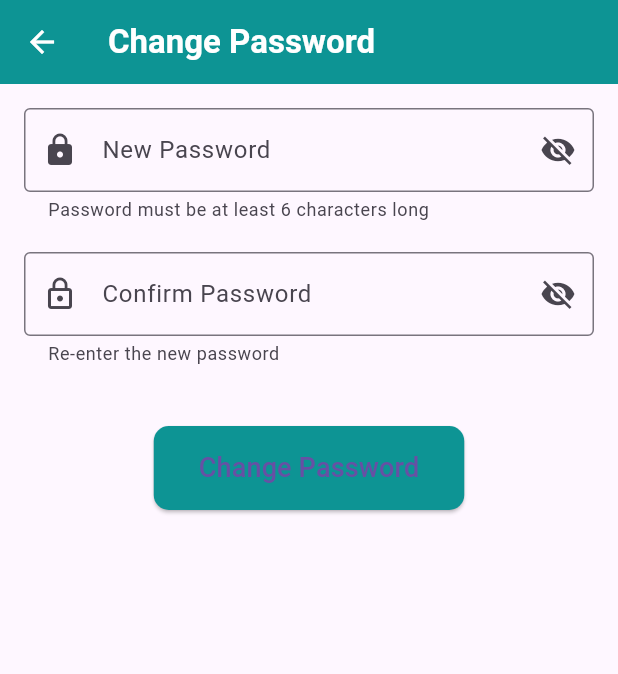
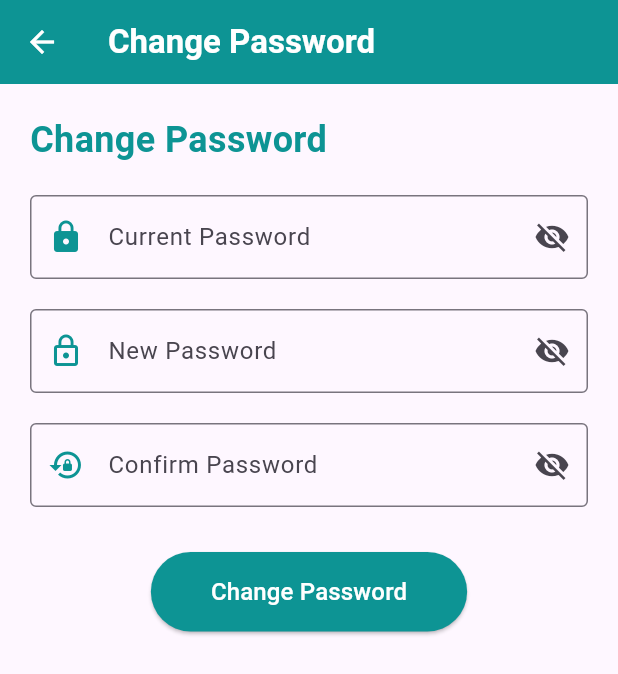
Before and after one commit to MobileSamadhi/demo_hrm, a Flutter app: the ChangePasswordPage screen opened directly, on a phone screen of 412 x 824 dp. Shown: the top 674 px of the screen. Run offline on Flutter 3.47's test engine with Material 3 defaults, Android fonts, the phone set to English and light mode, and no system bars; our stand-ins replace csv, shared_preferences; accounts and stored records are empty.

Commit message:
added change password

```diff
--- a/lib/constants.dart
+++ b/lib/constants.dart
@@ -47,6 +47,7 @@ const String updateAttendanceStatusEndpoint = "/update_attendance_status.php";
 const String leaveSummaryEndpoint = "/leave_summary.php";
 const String attendanceSummaryEndpoint = "/attendance_summary.php";
 const String authEndpoint = "/Auth.php";
+const String changePasswordEndpoint = "/change_password.php";
 
 
 
--- a/lib/profile/change_password.dart
+++ b/lib/profile/change_password.dart
@@ -1,5 +1,10 @@
+import 'dart:io';
 import 'package:flutter/material.dart';
+import 'package:shared_preferences/shared_preferences.dart';
+import 'package:http/http.dart' as http;
+import 'dart:convert';
 
+import '../constants.dart';
 import '../views/dashboard.dart';
 
 class ChangePasswordPage extends StatefulWidget {
@@ -9,11 +14,128 @@ class ChangePasswordPage extends StatefulWidget {
 
 class _ChangePasswordPageState extends State<ChangePasswordPage> {
   final _formKey = GlobalKey<FormState>();
-  final TextEditingController _passwordController = TextEditingController();
-  final TextEditingController _confirmPasswordController = TextEditingController();
 
-  bool _isPasswordVisible = false;  // For password visibility toggle
-  bool _isConfirmPasswordVisible = false;  // For confirm password visibility toggle
+  // Form fields
+  final TextEditingController _currentPasswordController =
+  TextEditingController();
+  final TextEditingController _newPasswordController = TextEditingController();
+  final TextEditingController _confirmPasswordController =
+  TextEditingController();
+
+  bool _isLoading = false;
+  String _errorMessage = '';
+  bool _obscureCurrentPassword = true;
+  bool _obscureNewPassword = true;
+  bool _obscureConfirmPassword = true;
+
+  // Fetch database details dynamically
+  Future<Map<String, String>?> fetchDatabaseDetails(String companyCode) async {
+    final url = getApiUrl(authEndpoint);
+    try {
+      final response = await http.post(
+        Uri.parse(url),
+        headers: {'Content-Type': 'application/json'},
+        body: jsonEncode({'company_code': companyCode}),
+      );
+
+      print('Response Code: ${response.statusCode}');
+      print('Response Body: ${response.body}');
+
+      if (response.statusCode == 200) {
+        final List<dynamic> data = jsonDecode(response.body);
+        if (data.isNotEmpty && data[0]['status'] == 1) {
+          final dbDetails = data[0];
+          return {
+            'database_host': dbDetails['database_host'],
+            'database_name': dbDetails['database_name'],
+            'database_username': dbDetails['database_username'],
+            'database_password': dbDetails['database_password'],
+          };
+        } else {
+          return null;
+        }
+      }
+      return null;
+    } catch (e) {
+      return null;
+    }
+  }
+
+  Future<void> _changePassword() async {
+    if (_formKey.currentState!.validate()) {
+      setState(() {
+        _isLoading = true;
+        _errorMessage = '';
+      });
+
+      try {
+        final SharedPreferences prefs = await SharedPreferences.getInstance();
+        final String? companyCode = prefs.getString('company_code');
+        final String? epfNumber = prefs.getString('epf_number');
+
+        if (companyCode == null || companyCode.isEmpty) {
+          throw Exception('Company code is missing. Please log in again.');
+        }
+        if (epfNumber == null || epfNumber.isEmpty) {
+          throw Exception('EPF number is missing. Please log in again.');
+        }
+
+        final dbDetails = await fetchDatabaseDetails(companyCode);
+        if (dbDetails == null) {
+          throw Exception('Failed to fetch database details. Please log in again.');
+        }
+
+        final Map<String, dynamic> payload = {
+          'database_host': dbDetails['database_host'],
+          'database_name': dbDetails['database_name'],
+          'database_username': dbDetails['database_username'],
+          'database_password': dbDetails['database_password'],
+          'company_code': companyCode,
+          'epf_number': epfNumber,
+          'current_password': _currentPasswordController.text,
+          'new_password': _newPasswordController.text,
+          'confirm_password': _confirmPasswordController.text,
+        };
+
+        final String apiUrl = getApiUrl(changePasswordEndpoint);
+        final response = await http.post(
+          Uri.parse(apiUrl),
+          headers: {'Content-Type': 'application/json'},
+          body: jsonEncode(payload),
+        );
+
+        if (response.statusCode == 200) {
+          final responseData = jsonDecode(response.body);
+          if (responseData['message'] != null) {
+            ScaffoldMessenger.of(context).showSnackBar(
+              SnackBar(
+                content: Text(responseData['message']),
+                backgroundColor: Colors.green,
+              ),
+            );
+            Navigator.pushReplacement(
+              context,
+              MaterialPageRoute(builder: (context) => DashboardPage(emId: '')),
+            );
+          }
+        } else {
+          final responseData = jsonDecode(response.body);
+          final error = responseData['error'] ?? 'Unknown error occurred.';
+          setState(() {
+            _errorMessage = error;
+          });
+        }
+      } catch (e) {
+        setState(() {
+          _errorMessage = 'An error occurred: $e';
+        });
+      } finally {
+        setState(() {
+          _isLoading = false;
+        });
+      }
+    }
+  }
 
   @override
   Widget build(BuildContext context) {
@@ -23,120 +145,98 @@ class _ChangePasswordPageState extends State<ChangePasswordPage> {
           'Change Password',
           style: TextStyle(
             color: Colors.white,
-            fontSize: 22,
+            fontSize: Platform.isIOS ? 20 : 22,
             fontWeight: FontWeight.bold,
           ),
         ),
-        backgroundColor:  Color(0xFF0D9494),
+        backgroundColor: Color(0xFF0D9494),
         leading: IconButton(
-          icon: Icon(Icons.arrow_back, color: Colors.white),
+          icon: Icon(
+            Platform.isIOS ? Icons.arrow_back_ios : Icons.arrow_back,
+            color: Colors.white,
+          ),
           onPressed: () {
             Navigator.pushReplacement(
               context,
-              MaterialPageRoute(builder: (context) => DashboardPage(emId: '',)),
+              MaterialPageRoute(builder: (context) => DashboardPage(emId: '')),
             );
           },
         ),
       ),
-      body: Padding(
-        padding: const EdgeInsets.all(16.0),
+      body: SingleChildScrollView(
+        padding: EdgeInsets.all(20.0),
         child: Form(
           key: _formKey,
           child: Column(
             crossAxisAlignment: CrossAxisAlignment.start,
             children: [
-              // Password Field
-              TextFormField(
-                controller: _passwordController,
-                obscureText: !_isPasswordVisible,  // Toggle password visibility
-                decoration: InputDecoration(
-                  labelText: 'New Password',
-                  border: OutlineInputBorder(),
-                  prefixIcon: Icon(Icons.lock),
-                  suffixIcon: IconButton(
-                    icon: Icon(
-                      _isPasswordVisible ? Icons.visibility : Icons.visibility_off,
+              Text(
+                'Change Password',
+                style: TextStyle(
+                  fontSize: 24,
+                  fontWeight: FontWeight.bold,
+                  color: Color(0xFF0D9494),
                 ),
-                    onPressed: () {
+              ),
+              SizedBox(height: 20),
+              if (_errorMessage.isNotEmpty)
+                Padding(
+                  padding: const EdgeInsets.only(bottom: 10),
+                  child: Text(
+                    _errorMessage,
+                    style: TextStyle(color: Colors.red, fontSize: 16),
+                  ),
+                ),
+              _buildPasswordField(
+                controller: _currentPasswordController,
+                label: 'Current Password',
+                icon: Icons.lock,
+                isObscured: _obscureCurrentPassword,
+                toggleVisibility: () {
                   setState(() {
-                        _isPasswordVisible = !_isPasswordVisible;
+                    _obscureCurrentPassword = !_obscureCurrentPassword;
                   });
                 },
               ),
-                  helperText: 'Password must be at least 6 characters long',
-                ),
-                validator: (value) {
-                  if (value == null || value.isEmpty) {
-                    return 'Please enter a new password';
-                  }
-                  if (value.length < 6) {
-                    return 'Password must be at least 6 characters long';
-                  }
-                  return null;
+              SizedBox(height: 20),
+              _buildPasswordField(
+                controller: _newPasswordController,
+                label: 'New Password',
+                icon: Icons.lock_outline,
+                isObscured: _obscureNewPassword,
+                toggleVisibility: () {
+                  setState(() {
+                    _obscureNewPassword = !_obscureNewPassword;
+                  });
                 },
               ),
               SizedBox(height: 20),
-
-              // Confirm Password Field
-              TextFormField(
+              _buildPasswordField(
                 controller: _confirmPasswordController,
-                obscureText: !_isConfirmPasswordVisible,  // Toggle confirm password visibility
-                decoration: InputDecoration(
-                  labelText: 'Confirm Password',
-                  border: OutlineInputBorder(),
-                  prefixIcon: Icon(Icons.lock_outline),
-                  suffixIcon: IconButton(
-                    icon: Icon(
-                      _isConfirmPasswordVisible ? Icons.visibility : Icons.visibility_off,
-                    ),
-                    onPressed: () {
+                label: 'Confirm Password',
+                icon: Icons.lock_reset,
+                isObscured: _obscureConfirmPassword,
+                toggleVisibility: () {
                   setState(() {
-                        _isConfirmPasswordVisible = !_isConfirmPasswordVisible;
+                    _obscureConfirmPassword = !_obscureConfirmPassword;
                   });
                 },
               ),
-                  helperText: 'Re-enter the new password',
-                ),
-                validator: (value) {
-                  if (value == null || value.isEmpty) {
-                    return 'Please confirm your password';
-                  }
-                  if (value != _passwordController.text) {
-                    return 'Passwords do not match';
-                  }
-                  return null;
-                },
-              ),
-              SizedBox(height: 40),
-
-              // Submit Button
+              SizedBox(height: 30),
               Center(
-                child: ElevatedButton(
-                  onPressed: () {
-                    if (_formKey.currentState!.validate()) {
-                      // Process the password change
-                      ScaffoldMessenger.of(context).showSnackBar(
-                        SnackBar(
-                          content: Text('Password changed successfully!'),
-                          backgroundColor: Colors.green,
-                          duration: Duration(seconds: 2),
-                        ),
-                      );
-                      // Clear the fields after successful submission
-                      _passwordController.clear();
-                      _confirmPasswordController.clear();
-                    }
-                  },
+                child: _isLoading
+                    ? CircularProgressIndicator(color: Color(0xFF0D9494))
+                    : ElevatedButton(
+                  onPressed: _changePassword,
                   style: ElevatedButton.styleFrom(
-                    backgroundColor:  Color(0xFF0D9494),
-                    padding: EdgeInsets.symmetric(horizontal: 30.0, vertical: 15.0),
-                    shape: RoundedRectangleBorder(
-                      borderRadius: BorderRadius.circular(10.0),
-                    ),
+                    backgroundColor: Color(0xFF0D9494),
+                    foregroundColor: Colors.white,
+                    padding:
+                    EdgeInsets.symmetric(horizontal: 40, vertical: 15),
                   ),
                   child: Text(
                     'Change Password',
-                    style: TextStyle(fontSize: 18),
+                    style: TextStyle(fontSize: 16),
                   ),
                 ),
               ),
@@ -146,4 +246,26 @@ class _ChangePasswordPageState extends State<ChangePasswordPage> {
       ),
     );
   }
+
+  Widget _buildPasswordField({
+    required TextEditingController controller,
+    required String label,
+    required IconData icon,
+    required bool isObscured,
+    required VoidCallback toggleVisibility,
+  }) {
+    return TextFormField(
+      controller: controller,
+      obscureText: isObscured,
+      decoration: InputDecoration(
+        labelText: label,
+        prefixIcon: Icon(icon, color: Color(0xFF0D9494)),
+        suffixIcon: IconButton(
+          icon: Icon(isObscured ? Icons.visibility_off : Icons.visibility),
+          onPressed: toggleVisibility,
+        ),
+        border: OutlineInputBorder(),
+      ),
+    );
   }
+}
--- a/lib/views/leave_application.dart
+++ b/lib/views/leave_application.dart
@@ -58,7 +58,7 @@ class _LeaveApplicationPageState extends State<LeaveApplicationPage> {
 
     // Call the leave types API
     try {
-      final String url = getApiUrl('leaveTypeEndpoint');
+      final url = getApiUrl(leaveTypeEndpoint);
 
       final response = await http.post(
         Uri.parse(url),
```
Also changed, not shown: lib/views/dashboard.dart (+10 -0 lines). Lines whose indentation alone changed are shown as unchanged.
